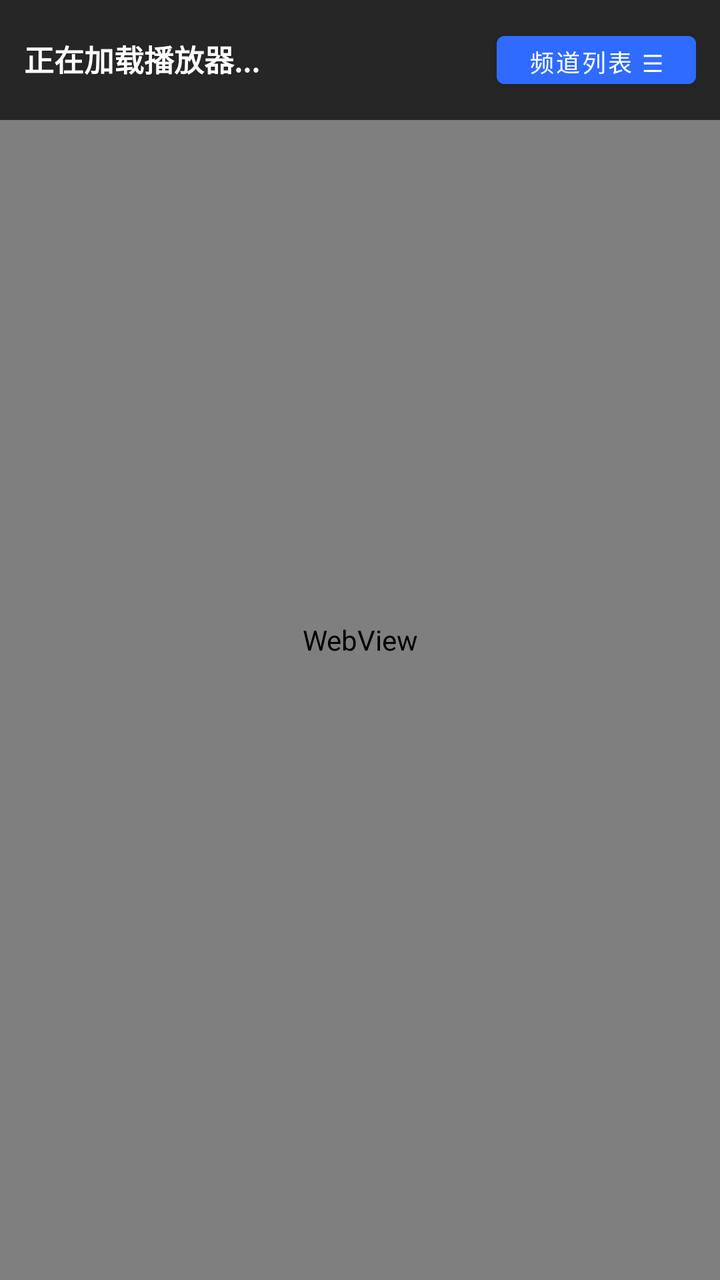
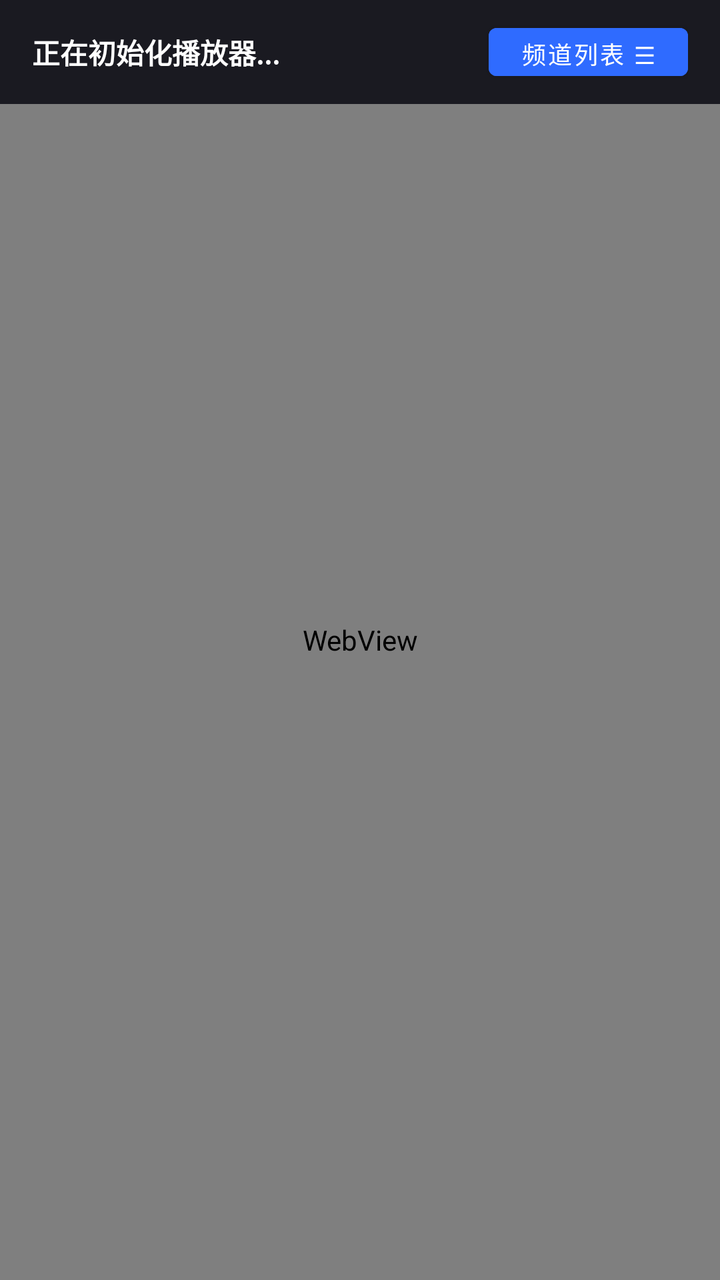

An Android layout rendered at two revisions. The XML below is the earlier revision; the diff shows what the commit changed to produce the second picture.
<!-- AndroidManifest.xml: application theme Theme.MaterialComponents.Light.NoActionBar -->
<!-- res/layout/activity_main.xml -->
<?xml version="1.0" encoding="utf-8"?>
<FrameLayout xmlns:android="http://schemas.android.com/apk/res/android"
    xmlns:app="http://schemas.android.com/apk/res-auto"
    android:layout_width="match_parent"
    android:layout_height="match_parent"
    android:background="#000000">

    
    <WebView
        android:id="@+id/playerWebView"
        android:layout_width="match_parent"
        android:layout_height="match_parent" />

    
    <LinearLayout
        android:id="@+id/topBar"
        android:layout_width="match_parent"
        android:layout_height="wrap_content"
        android:background="#B3000000"
        android:orientation="horizontal"
        android:padding="12dp">

        <TextView
            android:id="@+id/tvCurrentPlaying"
            android:layout_width="0dp"
            android:layout_height="wrap_content"
            android:layout_weight="1"
            android:text="正在加载播放器..."
            android:textColor="#FFFFFF"
            android:textSize="15sp"
            android:textStyle="bold" />

        <Button
            android:id="@+id/btnToggleDrawer"
            android:layout_width="wrap_content"
            android:layout_height="36dp"
            android:backgroundTint="#2F6BFF"
            android:focusable="true"
            android:text="频道列表 ☰"
            android:textColor="#FFFFFF"
            android:textSize="12sp" />
    </LinearLayout>

    
    <LinearLayout
        android:id="@+id/channelDrawer"
        android:layout_width="320dp"
        android:layout_height="match_parent"
        android:layout_gravity="start"
        android:background="#E61A1A2E"
        android:orientation="vertical"
        android:padding="12dp"
        android:visibility="gone">

        <TextView
            android:layout_width="wrap_content"
            android:layout_height="wrap_content"
            android:text="切换频道"
            android:textColor="#FFFFFF"
            android:textSize="18sp"
            android:textStyle="bold" />

        
        <LinearLayout
            android:layout_width="match_parent"
            android:layout_height="wrap_content"
            android:layout_marginTop="8dp"
            android:orientation="horizontal">

            <Button
                android:id="@+id/tabCctv"
                style="@style/Widget.MaterialComponents.Button.TextButton"
                android:layout_width="0dp"
                android:layout_height="wrap_content"
                android:layout_weight="1"
                android:text="央视"
                android:textColor="#2F6BFF" />

            <Button
                android:id="@+id/tabSatellite"
                style="@style/Widget.MaterialComponents.Button.TextButton"
                android:layout_width="0dp"
                android:layout_height="wrap_content"
                android:layout_weight="1"
                android:text="卫视"
                android:textColor="#888888" />

            <Button
                android:id="@+id/tabLocal"
                style="@style/Widget.MaterialComponents.Button.TextButton"
                android:layout_width="0dp"
                android:layout_height="wrap_content"
                android:layout_weight="1"
                android:text="湖北"
                android:textColor="#888888" />
        </LinearLayout>

        
        <androidx.recyclerview.widget.RecyclerView
            android:id="@+id/rvChannels"
            android:layout_width="match_parent"
            android:layout_height="0dp"
            android:layout_weight="1"
            android:paddingTop="8dp" />

        <TextView
            android:layout_width="match_parent"
            android:layout_height="wrap_content"
            android:layout_marginTop="8dp"
            android:text="订阅源: http://127.0.0.1:18888/live.m3u"
            android:textColor="#4CAF50"
            android:textSize="11sp" />
    </LinearLayout>

    
    <LinearLayout
        android:id="@+id/hiddenWebContainer"
        android:layout_width="1dp"
        android:layout_height="1dp"
        android:orientation="vertical"
        android:visibility="invisible" />
</FrameLayout>
<!-- resources referenced by this layout -->
<resources>

</resources>

<!-- the commit's change to res/layout/activity_main.xml (unified diff, before → after) -->
@@ -1,8 +1,8 @@
 <?xml version="1.0" encoding="utf-8"?>
 <FrameLayout xmlns:android="http://schemas.android.com/apk/res/android"
-    xmlns:app="http://schemas.android.com/apk/res-auto"
     android:layout_width="match_parent"
     android:layout_height="match_parent"
+    android:fitsSystemWindows="true"
     android:background="#000000">
 
     
@@ -16,24 +16,30 @@
         android:id="@+id/topBar"
         android:layout_width="match_parent"
         android:layout_height="wrap_content"
-        android:background="#B3000000"
+        android:background="#E6101018"
+        android:gravity="center_vertical"
         android:orientation="horizontal"
-        android:padding="12dp">
+        android:paddingStart="16dp"
+        android:paddingTop="8dp"
+        android:paddingEnd="16dp"
+        android:paddingBottom="8dp">
 
         <TextView
             android:id="@+id/tvCurrentPlaying"
             android:layout_width="0dp"
             android:layout_height="wrap_content"
             android:layout_weight="1"
-            android:text="正在加载播放器..."
+            android:singleLine="true"
+            android:text="正在初始化播放器..."
             android:textColor="#FFFFFF"
-            android:textSize="15sp"
+            android:textSize="14sp"
             android:textStyle="bold" />
 
         <Button
             android:id="@+id/btnToggleDrawer"
             android:layout_width="wrap_content"
             android:layout_height="36dp"
+            android:layout_marginStart="8dp"
             android:backgroundTint="#2F6BFF"
             android:focusable="true"
             android:text="频道列表 ☰"
@@ -47,9 +53,9 @@
         android:layout_width="320dp"
         android:layout_height="match_parent"
         android:layout_gravity="start"
-        android:background="#E61A1A2E"
+        android:background="#F21A1A2E"
         android:orientation="vertical"
-        android:padding="12dp"
+        android:padding="14dp"
         android:visibility="gone">
 
         <TextView
@@ -57,7 +63,7 @@
             android:layout_height="wrap_content"
             android:text="切换频道"
             android:textColor="#FFFFFF"
-            android:textSize="18sp"
+            android:textSize="17sp"
             android:textStyle="bold" />
 
         
@@ -107,7 +113,7 @@
             android:layout_width="match_parent"
             android:layout_height="wrap_content"
             android:layout_marginTop="8dp"
-            android:text="订阅源: http://127.0.0.1:18888/live.m3u"
+            android:text="本地中继: http://127.0.0.1:18888/live.m3u"
             android:textColor="#4CAF50"
             android:textSize="11sp" />
     </LinearLayout>
